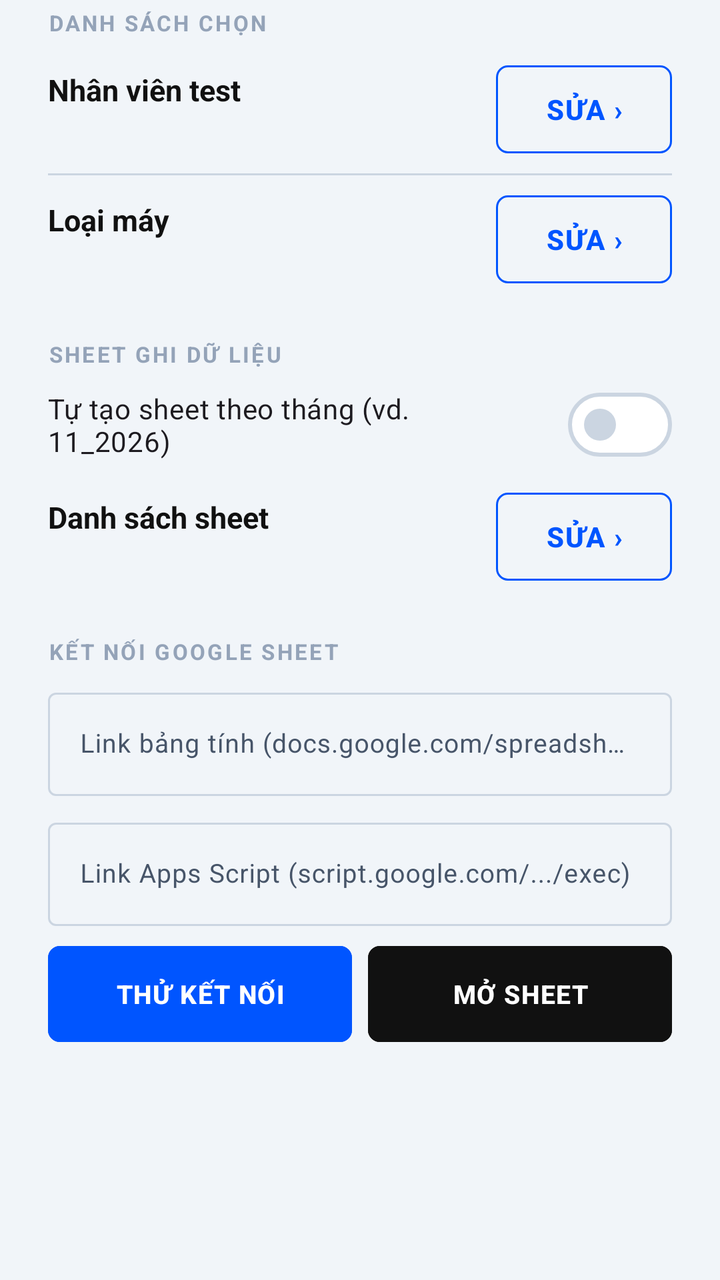
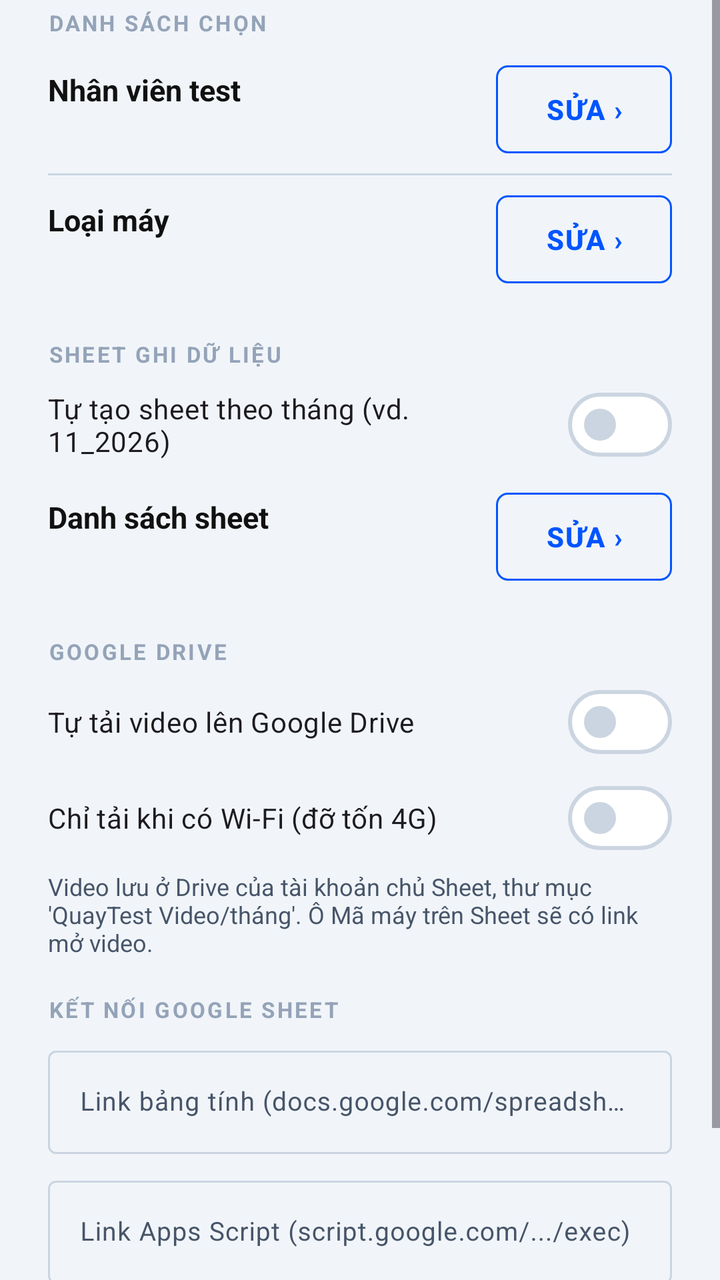

The first picture is an Android layout as it rendered before a commit; the second is the same layout after the commit. The layout source and the unified diff follow.
<!-- AndroidManifest.xml: application theme AppTheme -->
<!-- res/layout/dialog_settings.xml -->
<?xml version="1.0" encoding="utf-8"?>
<ScrollView xmlns:android="http://schemas.android.com/apk/res/android"
    android:layout_width="match_parent"
    android:layout_height="wrap_content">

    <LinearLayout
        android:layout_width="match_parent"
        android:layout_height="wrap_content"
        android:orientation="vertical"
        android:paddingHorizontal="24dp"
        android:paddingTop="4dp">

        
        <TextView
            style="@style/TcSection"
            android:text="DANH SÁCH CHỌN" />

        
        <LinearLayout
            android:id="@+id/rowStaff"
            style="@style/TcSettingRow">
            <LinearLayout
                android:layout_width="0dp"
                android:layout_height="wrap_content"
                android:layout_weight="1"
                android:orientation="vertical">
                <TextView
                    android:id="@+id/tvStaffTitle"
                    style="@style/TcRowTitle"
                    android:text="Nhân viên test" />
                <TextView
                    android:id="@+id/tvStaffSum"
                    style="@style/TcRowSummary" />
            </LinearLayout>
            <com.google.android.material.button.MaterialButton
                android:id="@+id/btnEditStaff"
                style="@style/TcEditButton"
                android:text="SỬA ›" />
        </LinearLayout>

        <View style="@style/TcDivider" />

        
        <LinearLayout
            android:id="@+id/rowType"
            style="@style/TcSettingRow">
            <LinearLayout
                android:layout_width="0dp"
                android:layout_height="wrap_content"
                android:layout_weight="1"
                android:orientation="vertical">
                <TextView
                    android:id="@+id/tvTypeTitle"
                    style="@style/TcRowTitle"
                    android:text="Loại máy" />
                <TextView
                    android:id="@+id/tvTypeSum"
                    style="@style/TcRowSummary" />
            </LinearLayout>
            <com.google.android.material.button.MaterialButton
                android:id="@+id/btnEditType"
                style="@style/TcEditButton"
                android:text="SỬA ›" />
        </LinearLayout>

        
        <TextView
            style="@style/TcSection"
            android:layout_marginTop="18dp"
            android:text="SHEET GHI DỮ LIỆU" />

        <com.google.android.material.materialswitch.MaterialSwitch
            android:id="@+id/swAutoMonth"
            android:layout_width="match_parent"
            android:layout_height="wrap_content"
            android:text="Tự tạo sheet theo tháng (vd. 11_2026)"
            android:textSize="14sp" />

        
        <LinearLayout
            android:id="@+id/sheetManualBox"
            style="@style/TcSettingRow">
            <LinearLayout
                android:layout_width="0dp"
                android:layout_height="wrap_content"
                android:layout_weight="1"
                android:orientation="vertical">
                <TextView
                    android:id="@+id/tvSheetTitle"
                    style="@style/TcRowTitle"
                    android:text="Danh sách sheet" />
                <TextView
                    android:id="@+id/tvSheetSum"
                    style="@style/TcRowSummary" />
            </LinearLayout>
            <com.google.android.material.button.MaterialButton
                android:id="@+id/btnEditSheet"
                style="@style/TcEditButton"
                android:text="SỬA ›" />
        </LinearLayout>

        
        <TextView
            style="@style/TcSection"
            android:layout_marginTop="18dp"
            android:text="KẾT NỐI GOOGLE SHEET" />

        <com.google.android.material.textfield.TextInputLayout
            android:layout_width="match_parent"
            android:layout_height="wrap_content"
            android:layout_marginTop="4dp"
            android:hint="Link bảng tính (docs.google.com/spreadsheets/...)">
            <com.google.android.material.textfield.TextInputEditText
                android:id="@+id/etSheetLink"
                android:layout_width="match_parent"
                android:layout_height="wrap_content"
                android:inputType="textUri"
                android:maxLines="2"
                android:textSize="13sp" />
        </com.google.android.material.textfield.TextInputLayout>

        <com.google.android.material.textfield.TextInputLayout
            android:layout_width="match_parent"
            android:layout_height="wrap_content"
            android:layout_marginTop="8dp"
            android:hint="Link Apps Script (script.google.com/.../exec)">
            <com.google.android.material.textfield.TextInputEditText
                android:id="@+id/etScriptUrl"
                android:layout_width="match_parent"
                android:layout_height="wrap_content"
                android:inputType="textUri"
                android:maxLines="2"
                android:textSize="13sp" />
        </com.google.android.material.textfield.TextInputLayout>

        <LinearLayout
            android:layout_width="match_parent"
            android:layout_height="wrap_content"
            android:layout_marginTop="10dp"
            android:baselineAligned="false"
            android:orientation="horizontal">

            <com.google.android.material.button.MaterialButton
                android:id="@+id/btnTest"
                android:layout_width="0dp"
                android:layout_height="48dp"
                android:layout_marginEnd="4dp"
                android:layout_weight="1"
                android:backgroundTint="@color/tc_blue"
                android:text="THỬ KẾT NỐI"
                android:textSize="13sp" />

            <com.google.android.material.button.MaterialButton
                android:id="@+id/btnOpenSheet"
                android:layout_width="0dp"
                android:layout_height="48dp"
                android:layout_marginStart="4dp"
                android:layout_weight="1"
                android:backgroundTint="@color/tc_black"
                android:text="MỞ SHEET"
                android:textSize="13sp" />
        </LinearLayout>

        <TextView
            android:id="@+id/tvStatus"
            style="@style/TcData"
            android:layout_width="match_parent"
            android:layout_height="wrap_content"
            android:layout_marginTop="10dp"
            android:textColor="@color/tc_text_2"
            android:textSize="12sp" />
    </LinearLayout>
</ScrollView>
<!-- resources referenced by this layout -->
<resources>
  <color name="tc_black">#111111</color>
  <color name="tc_blue">#0055FF</color>
  <color name="tc_text_2">#475569</color>
  <style name="TcData">
          <item name="android:fontFamily">monospace</item>
      </style>
  <style name="TcDivider">
          <item name="android:layout_width">match_parent</item>
          <item name="android:layout_height">1dp</item>
          <item name="android:background">@color/tc_border</item>
      </style>
  <style name="TcRowSummary">
          <item name="android:layout_width">match_parent</item>
          <item name="android:layout_height">wrap_content</item>
          <item name="android:layout_marginTop">2dp</item>
          <item name="android:ellipsize">end</item>
          <item name="android:maxLines">2</item>
          <item name="android:textColor">@color/tc_text_2</item>
          <item name="android:textSize">13sp</item>
      </style>
  <style name="TcRowTitle">
          <item name="android:layout_width">wrap_content</item>
          <item name="android:layout_height">wrap_content</item>
          <item name="android:textColor">@color/tc_text</item>
          <item name="android:textSize">15sp</item>
          <item name="android:textStyle">bold</item>
      </style>
  <style name="TcSection">
          <item name="android:layout_width">wrap_content</item>
          <item name="android:layout_height">wrap_content</item>
          <item name="android:layout_marginBottom">4dp</item>
          <item name="android:letterSpacing">0.1</item>
          <item name="android:textColor">@color/tc_text_muted</item>
          <item name="android:textSize">11sp</item>
          <item name="android:textStyle">bold</item>
      </style>
  <style name="TcSettingRow">
          <item name="android:layout_width">match_parent</item>
          <item name="android:layout_height">wrap_content</item>
          <item name="android:minHeight">64dp</item>
          <item name="android:gravity">center_vertical</item>
          <item name="android:orientation">horizontal</item>
          <item name="android:paddingVertical">6dp</item>
          <item name="android:baselineAligned">false</item>
      </style>
  <color name="tc_border">#CBD5E1</color>
  <style name="TcShape">
          <item name="cornerFamily">rounded</item>
          <item name="cornerSize">6dp</item>
      </style>
  <color name="tc_text">#111111</color>
  <color name="tc_text_muted">#94A3B8</color>
  <color name="tc_dark_gray">#222222</color>
  <color name="tc_red">#FF3333</color>
  <color name="tc_card">#FFFFFF</color>
  <color name="tc_bg">#F1F5F9</color>
  <style name="TcShapeLg">
          <item name="cornerFamily">rounded</item>
          <item name="cornerSize">12dp</item>
      </style>
  <style name="TcActionBar" parent="ThemeOverlay.Material3.Dark.ActionBar">
          <item name="colorSurface">@color/tc_black</item>
          <item name="colorOnSurface">#FFFFFF</item>
          <item name="background">@color/tc_black</item>
      </style>
  <style name="TcActionBarStyle" parent="Widget.Material3.ActionBar.Solid">
          <item name="background">@color/tc_black</item>
          <item name="titleTextStyle">@style/TcActionBarTitle</item>
          <item name="subtitleTextStyle">@style/TcActionBarSubtitle</item>
      </style>
  <style name="TcDialog" parent="ThemeOverlay.Material3.MaterialAlertDialog">
          <item name="colorSurface">#FFFFFF</item>
          <item name="colorSurfaceContainerHigh">#FFFFFF</item>
          <item name="elevationOverlayEnabled">false</item>
          <item name="backgroundTint">#FFFFFF</item>
      </style>
  <style name="TcActionBarTitle" parent="TextAppearance.Material3.ActionBar.Title">
          <item name="android:textColor">#FFFFFF</item>
          <item name="android:textStyle">bold</item>
      </style>
  <style name="TcActionBarSubtitle" parent="TextAppearance.Material3.ActionBar.Subtitle">
          <item name="android:textColor">@color/tc_text_muted</item>
      </style>
  <!-- unchanged entries left out for length: 3 -->
</resources>

<!-- the commit's change to res/layout/dialog_settings.xml (unified diff, before → after) -->
@@ -103,6 +103,35 @@
         <TextView
             style="@style/TcSection"
             android:layout_marginTop="18dp"
+            android:text="GOOGLE DRIVE" />
+
+        <com.google.android.material.materialswitch.MaterialSwitch
+            android:id="@+id/swDrive"
+            android:layout_width="match_parent"
+            android:layout_height="wrap_content"
+            android:text="Tự tải video lên Google Drive"
+            android:textSize="14sp" />
+
+        <com.google.android.material.materialswitch.MaterialSwitch
+            android:id="@+id/swDriveWifi"
+            android:layout_width="match_parent"
+            android:layout_height="wrap_content"
+            android:text="Chỉ tải khi có Wi‑Fi (đỡ tốn 4G)"
+            android:textSize="14sp" />
+
+        <TextView
+            android:id="@+id/tvDriveNote"
+            android:layout_width="match_parent"
+            android:layout_height="wrap_content"
+            android:layout_marginTop="2dp"
+            android:text="Video lưu ở Drive của tài khoản chủ Sheet, thư mục 'QuayTest Video/tháng'. Ô Mã máy trên Sheet sẽ có link mở video."
+            android:textColor="@color/tc_text_2"
+            android:textSize="12sp" />
+
+        
+        <TextView
+            style="@style/TcSection"
+            android:layout_marginTop="18dp"
             android:text="KẾT NỐI GOOGLE SHEET" />
 
         <com.google.android.material.textfield.TextInputLayout
